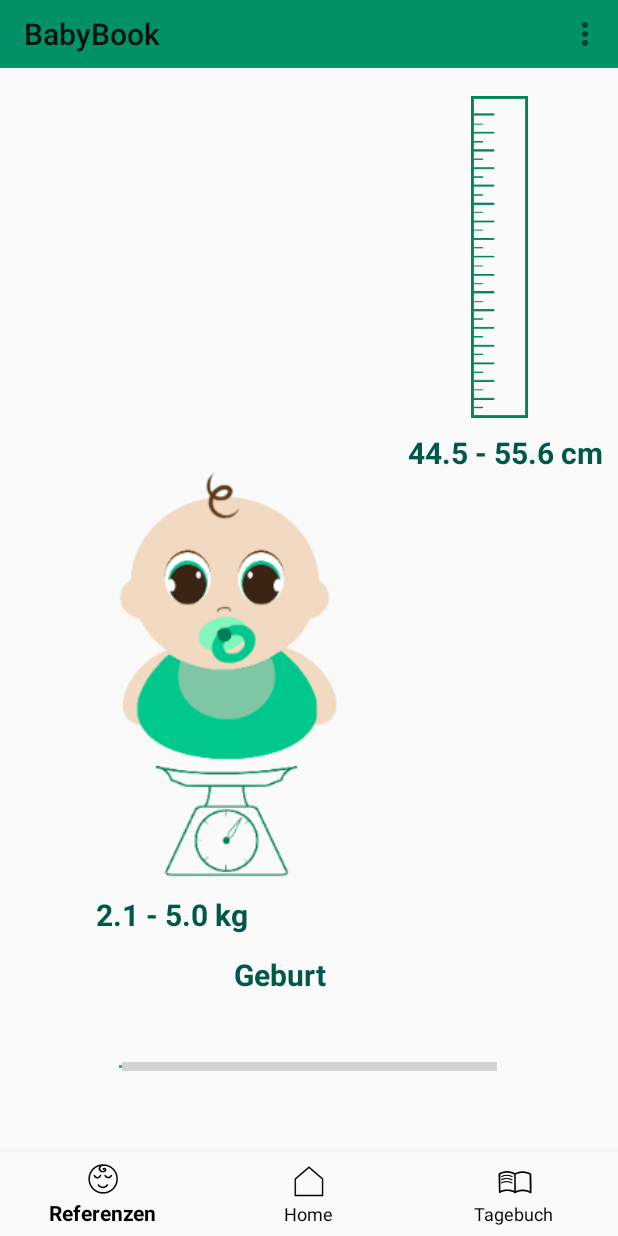
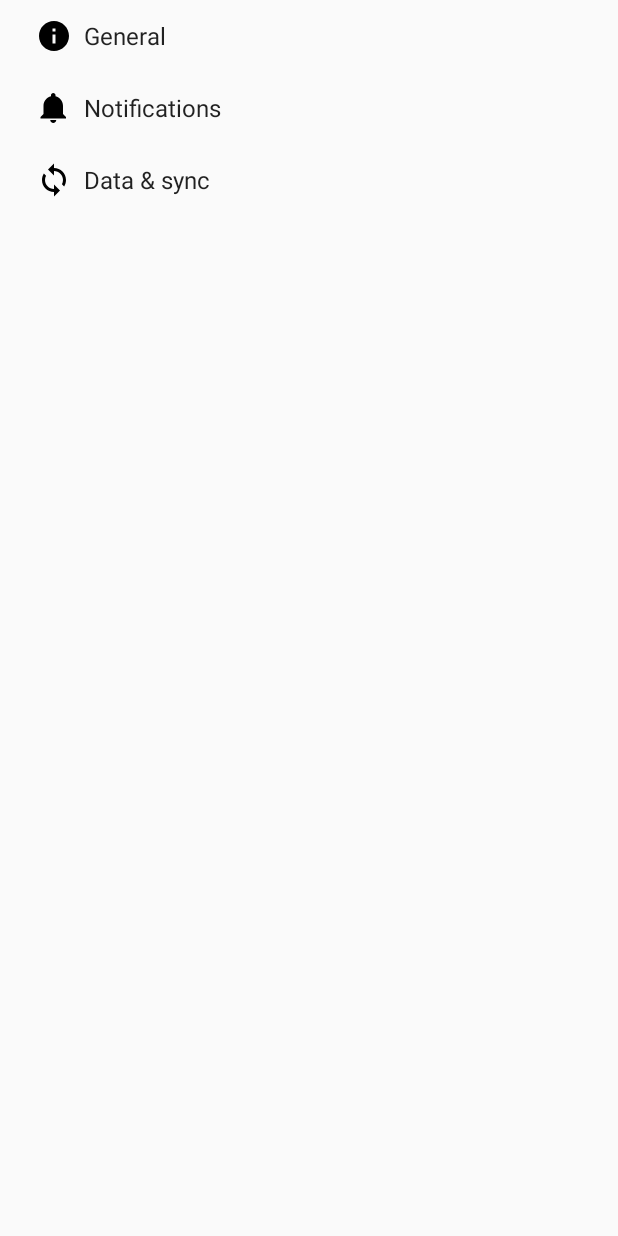
Before and after one commit to KreuzbergerL/BabyBook01, an Android app: the screen it shows after launch (MainActivity before the commit, SettingsActivity after it), in the options menu, after a tap on "Einstellungen", on a phone screen of 412 x 824 dp. Run offline under Robolectric (Android 15) with nearby library versions, the phone set to English and light mode, and no system bars.

Commit message:
SettingsActivity hinzugefügt

```diff
--- a/app/build.gradle
+++ b/app/build.gradle
@@ -26,6 +26,7 @@
     implementation 'com.android.support:design:28.0.0'
     implementation 'com.android.support.constraint:constraint-layout:1.1.3'
     implementation 'com.android.support:support-vector-drawable:28.0.0'
+    implementation 'com.android.support:support-v4:28.0.0'
     testImplementation 'junit:junit:4.12'
     androidTestImplementation 'com.android.support.test:runner:1.0.2'
     androidTestImplementation 'com.android.support.test.espresso:espresso-core:3.0.2'
--- a/app/src/main/AndroidManifest.xml
+++ b/app/src/main/AndroidManifest.xml
@@ -18,8 +18,9 @@
                 <category android:name="android.intent.category.LAUNCHER" />
             </intent-filter>
         </activity>
-
+        <activity
+            android:name=".SettingsActivity"
+            android:label="@string/title_activity_settings"></activity>
     </application>
 
-
 </manifest>
--- /dev/null
+++ b/app/src/main/java/com/example/lukas/bottom_navigation5/AppCompatPreferenceActivity.java
@@ -0,0 +1,109 @@
+package com.example.lukas.bottom_navigation5;
+
+import android.content.res.Configuration;
+import android.os.Bundle;
+import android.preference.PreferenceActivity;
+import android.support.annotation.LayoutRes;
+import android.support.annotation.Nullable;
+import android.support.v7.app.ActionBar;
+import android.support.v7.app.AppCompatDelegate;
+import android.support.v7.widget.Toolbar;
+import android.view.MenuInflater;
+import android.view.View;
+import android.view.ViewGroup;
+
+/**
+ * A {@link android.preference.PreferenceActivity} which implements and proxies the necessary calls
+ * to be used with AppCompat.
+ */
+public abstract class AppCompatPreferenceActivity extends PreferenceActivity {
+
+    private AppCompatDelegate mDelegate;
+
+    @Override
+    protected void onCreate(Bundle savedInstanceState) {
+        getDelegate().installViewFactory();
+        getDelegate().onCreate(savedInstanceState);
+        super.onCreate(savedInstanceState);
+    }
+
+    @Override
+    protected void onPostCreate(Bundle savedInstanceState) {
+        super.onPostCreate(savedInstanceState);
+        getDelegate().onPostCreate(savedInstanceState);
+    }
+
+    public ActionBar getSupportActionBar() {
+        return getDelegate().getSupportActionBar();
+    }
+
+    public void setSupportActionBar(@Nullable Toolbar toolbar) {
+        getDelegate().setSupportActionBar(toolbar);
+    }
+
+    @Override
+    public MenuInflater getMenuInflater() {
+        return getDelegate().getMenuInflater();
+    }
+
+    @Override
+    public void setContentView(@LayoutRes int layoutResID) {
+        getDelegate().setContentView(layoutResID);
+    }
+
+    @Override
+    public void setContentView(View view) {
+        getDelegate().setContentView(view);
+    }
+
+    @Override
+    public void setContentView(View view, ViewGroup.LayoutParams params) {
+        getDelegate().setContentView(view, params);
+    }
+
+    @Override
+    public void addContentView(View view, ViewGroup.LayoutParams params) {
+        getDelegate().addContentView(view, params);
+    }
+
+    @Override
+    protected void onPostResume() {
+        super.onPostResume();
+        getDelegate().onPostResume();
+    }
+
+    @Override
+    protected void onTitleChanged(CharSequence title, int color) {
+        super.onTitleChanged(title, color);
+        getDelegate().setTitle(title);
+    }
+
+    @Override
+    public void onConfigurationChanged(Configuration newConfig) {
+        super.onConfigurationChanged(newConfig);
+        getDelegate().onConfigurationChanged(newConfig);
+    }
+
+    @Override
+    protected void onStop() {
+        super.onStop();
+        getDelegate().onStop();
+    }
+
+    @Override
+    protected void onDestroy() {
+        super.onDestroy();
+        getDelegate().onDestroy();
+    }
+
+    public void invalidateOptionsMenu() {
+        getDelegate().invalidateOptionsMenu();
+    }
+
+    private AppCompatDelegate getDelegate() {
+        if (mDelegate == null) {
+            mDelegate = AppCompatDelegate.create(this, null);
+        }
+        return mDelegate;
+    }
+}
--- a/app/src/main/java/com/example/lukas/bottom_navigation5/MainActivity.java
+++ b/app/src/main/java/com/example/lukas/bottom_navigation5/MainActivity.java
@@ -1,5 +1,6 @@
 package com.example.lukas.bottom_navigation5;
 
+import android.content.Intent;
 import android.os.Bundle;
 import android.support.annotation.NonNull;
 import android.support.design.widget.BottomNavigationView;
@@ -28,16 +29,18 @@
         BottomNavigationView bottomNav = findViewById(R.id.navigation);     //Von mir hinzugefügt
         bottomNav.setOnNavigationItemSelectedListener(navListener);
     }
-
+//---------------------Aufmachen des Einstellungen Buttons beim anklicken
     @Override
     public boolean onCreateOptionsMenu(Menu menu1) {
         MenuInflater inflater = getMenuInflater();
         inflater.inflate(R.menu.menu1, menu1);
         return super.onCreateOptionsMenu(menu1);
     }
-
+//--------------------------------------Aktion beim anklicken von Einstellungen
     @Override
     public boolean onOptionsItemSelected(MenuItem item) {
+       Intent settings = new Intent(this, SettingsActivity.class); //neuer Intent
+       startActivity(settings); //activity aufmachen
         return super.onOptionsItemSelected(item);
     }
 
--- /dev/null
+++ b/app/src/main/res/drawable/ic_info_black_24dp.xml
@@ -0,0 +1,9 @@
+<vector xmlns:android="http://schemas.android.com/apk/res/android"
+    android:width="24dp"
+    android:height="24dp"
+    android:viewportWidth="24.0"
+    android:viewportHeight="24.0">
+    <path
+        android:fillColor="#FF000000"
+        android:pathData="M12,2C6.48,2 2,6.48 2,12s4.48,10 10,10 10,-4.48 10,-10S17.52,2 12,2zm1,15h-2v-6h2v6zm0,-8h-2V7h2v2z" />
+</vector>
--- /dev/null
+++ b/app/src/main/res/drawable/ic_notifications_black_24dp.xml
@@ -0,0 +1,9 @@
+<vector xmlns:android="http://schemas.android.com/apk/res/android"
+    android:width="24dp"
+    android:height="24dp"
+    android:viewportWidth="24.0"
+    android:viewportHeight="24.0">
+    <path
+        android:fillColor="#FF000000"
+        android:pathData="M11.5,22c1.1,0 2,-0.9 2,-2h-4c0,1.1 0.9,2 2,2zm6.5,-6v-5.5c0,-3.07 -2.13,-5.64 -5,-6.32V3.5c0,-0.83 -0.67,-1.5 -1.5,-1.5S10,2.67 10,3.5v0.68c-2.87,0.68 -5,3.25 -5,6.32V16l-2,2v1h17v-1l-2,-2z" />
+</vector>
--- /dev/null
+++ b/app/src/main/res/drawable/ic_sync_black_24dp.xml
@@ -0,0 +1,9 @@
+<vector xmlns:android="http://schemas.android.com/apk/res/android"
+    android:width="24dp"
+    android:height="24dp"
+    android:viewportWidth="24.0"
+    android:viewportHeight="24.0">
+    <path
+        android:fillColor="#FF000000"
+        android:pathData="M12 4V1L8 5l4 4V6c3.31 0 6 2.69 6 6 0 1.01,-.25 1.97,-.7 2.8l1.46 1.46C19.54 15.03 20 13.57 20 12c0,-4.42,-3.58,-8,-8,-8zm0 14c-3.31 0,-6,-2.69,-6,-6 0,-1.01.25,-1.97.7,-2.8L5.24 7.74C4.46 8.97 4 10.43 4 12c0 4.42 3.58 8 8 8v3l4,-4,-4,-4v3z" />
+</vector>
--- a/app/src/main/res/values/strings.xml
+++ b/app/src/main/res/values/strings.xml
@@ -10,4 +10,77 @@
     <string name="string_Geburt">Geburt</string>
     <string name="string_Junge">Junge</string>
     <string name="string_Maedchen">Mädchen</string>
+    <string name="title_activity_settings">Settings</string>
+
+    <!-- Strings related to Settings -->
+
+    <!-- Example General settings -->
+    <string name="pref_header_general">General</string>
+
+    <string name="pref_title_social_recommendations">Enable social recommendations</string>
+    <string name="pref_description_social_recommendations">Recommendations for people to contact
+        based on your message history
+    </string>
+
+    <string name="pref_title_display_name">Display name</string>
+    <string name="pref_default_display_name">John Smith</string>
+
+    <string name="pref_title_add_friends_to_messages">Add friends to messages</string>
+    <string-array name="pref_example_list_titles">
+        <item>Always</item>
+        <item>When possible</item>
+        <item>Never</item>
+    </string-array>
+    <string-array name="pref_example_list_values">
+        <item>1</item>
+        <item>0</item>
+        <item>-1</item>
+    </string-array>
+
+    <!-- Example settings for Data & Sync -->
+    <string name="pref_header_data_sync">Data &amp; sync</string>
+
+    <string name="pref_title_sync_frequency">Sync frequency</string>
+    <string-array name="pref_sync_frequency_titles">
+        <item>15 minutes</item>
+        <item>30 minutes</item>
+        <item>1 hour</item>
+        <item>3 hours</item>
+        <item>6 hours</item>
+        <item>Never</item>
+    </string-array>
+    <string-array name="pref_sync_frequency_values">
+        <item>15</item>
+        <item>30</item>
+        <item>60</item>
+        <item>180</item>
+        <item>360</item>
+        <item>-1</item>
+    </string-array>
+
+    <string-array name="list_preference_entries">
+        <item>Entry 1</item>
+        <item>Entry 2</item>
+        <item>Entry 3</item>
+    </string-array>
+
+    <string-array name="list_preference_entry_values">
+        <item>1</item>
+        <item>2</item>
+        <item>3</item>
+    </string-array>
+
+    <string-array name="multi_select_list_preference_default_value" />
+
+    <string name="pref_title_system_sync_settings">System sync settings</string>
+
+    <!-- Example settings for Notifications -->
+    <string name="pref_header_notifications">Notifications</string>
+
+    <string name="pref_title_new_message_notifications">New message notifications</string>
+
+    <string name="pref_title_ringtone">Ringtone</string>
+    <string name="pref_ringtone_silent">Silent</string>
+
+    <string name="pref_title_vibrate">Vibrate</string>
 </resources>
--- a/app/src/main/res/values/styles.xml
+++ b/app/src/main/res/values/styles.xml
@@ -9,7 +9,7 @@
     </style>
 
     <style name="myCustomPupUpStyle" parent="Theme.AppCompat.Light.NoActionBar">
-        <item name="android:background">@color/white</item>
+        <item name="android:background">@color/green</item>
         <item name="overlapAnchor">false</item>
         <item name="android:dropDownVerticalOffset">-4dp</item>
 
--- /dev/null
+++ b/app/src/main/res/xml/pref_data_sync.xml
@@ -0,0 +1,21 @@
+<PreferenceScreen xmlns:android="http://schemas.android.com/apk/res/android">
+
+    <!-- NOTE: Hide buttons to simplify the UI. Users can touch outside the dialog to
+         dismiss it. -->
+    <!-- NOTE: ListPreference's summary should be set to its value by the activity code. -->
+    <ListPreference
+        android:defaultValue="180"
+        android:entries="@array/pref_sync_frequency_titles"
+        android:entryValues="@array/pref_sync_frequency_values"
+        android:key="sync_frequency"
+        android:negativeButtonText="@null"
+        android:positiveButtonText="@null"
+        android:title="@string/pref_title_sync_frequency" />
+
+    <!-- This preference simply launches an intent when selected. Use this UI sparingly, per
+         design guidelines. -->
+    <Preference android:title="@string/pref_title_system_sync_settings">
+        <intent android:action="android.settings.SYNC_SETTINGS" />
+    </Preference>
+
+</PreferenceScreen>
--- /dev/null
+++ b/app/src/main/res/xml/pref_general.xml
@@ -0,0 +1,33 @@
+<PreferenceScreen xmlns:android="http://schemas.android.com/apk/res/android">
+
+    <SwitchPreference
+        android:defaultValue="true"
+        android:key="example_switch"
+        android:summary="@string/pref_description_social_recommendations"
+        android:title="@string/pref_title_social_recommendations" />
+
+    <!-- NOTE: EditTextPreference accepts EditText attributes. -->
+    <!-- NOTE: EditTextPreference's summary should be set to its value by the activity code. -->
+    <EditTextPreference
+        android:capitalize="words"
+        android:defaultValue="@string/pref_default_display_name"
+        android:inputType="textCapWords"
+        android:key="example_text"
+        android:maxLines="1"
+        android:selectAllOnFocus="true"
+        android:singleLine="true"
+        android:title="@string/pref_title_display_name" />
+
+    <!-- NOTE: Hide buttons to simplify the UI. Users can touch outside the dialog to
+         dismiss it. -->
+    <!-- NOTE: ListPreference's summary should be set to its value by the activity code. -->
+    <ListPreference
+        android:defaultValue="-1"
+        android:entries="@array/pref_example_list_titles"
+        android:entryValues="@array/pref_example_list_values"
+        android:key="example_list"
+        android:negativeButtonText="@null"
+        android:positiveButtonText="@null"
+        android:title="@string/pref_title_add_friends_to_messages" />
+
+</PreferenceScreen>
--- /dev/null
+++ b/app/src/main/res/xml/pref_headers.xml
@@ -0,0 +1,20 @@
+<preference-headers xmlns:android="http://schemas.android.com/apk/res/android">
+
+    <!-- These settings headers are only used on tablets. -->
+
+    <header
+        android:fragment="com.example.lukas.bottom_navigation5.SettingsActivity$GeneralPreferenceFragment"
+        android:icon="@drawable/ic_info_black_24dp"
+        android:title="@string/pref_header_general" />
+
+    <header
+        android:fragment="com.example.lukas.bottom_navigation5.SettingsActivity$NotificationPreferenceFragment"
+        android:icon="@drawable/ic_notifications_black_24dp"
+        android:title="@string/pref_header_notifications" />
+
+    <header
+        android:fragment="com.example.lukas.bottom_navigation5.SettingsActivity$DataSyncPreferenceFragment"
+        android:icon="@drawable/ic_sync_black_24dp"
+        android:title="@string/pref_header_data_sync" />
+
+</preference-headers>
--- /dev/null
+++ b/app/src/main/res/xml/pref_notification.xml
@@ -0,0 +1,27 @@
+<PreferenceScreen xmlns:android="http://schemas.android.com/apk/res/android">
+
+    <!-- A 'parent' preference, which enables/disables child preferences (below)
+         when checked/unchecked. -->
+    <SwitchPreference
+        android:defaultValue="true"
+        android:key="notifications_new_message"
+        android:title="@string/pref_title_new_message_notifications" />
+
+    <!-- Allows the user to choose a ringtone in the 'notification' category. -->
+    <!-- NOTE: This preference will be enabled only when the checkbox above is checked. -->
+    <!-- NOTE: RingtonePreference's summary should be set to its value by the activity code. -->
+    <RingtonePreference
+        android:defaultValue="content://settings/system/notification_sound"
+        android:dependency="notifications_new_message"
+        android:key="notifications_new_message_ringtone"
+        android:ringtoneType="notification"
+        android:title="@string/pref_title_ringtone" />
+
+    <!-- NOTE: This preference will be enabled only when the checkbox above is checked. -->
+    <SwitchPreference
+        android:defaultValue="true"
+        android:dependency="notifications_new_message"
+        android:key="notifications_new_message_vibrate"
+        android:title="@string/pref_title_vibrate" />
+
+</PreferenceScreen>
```
Also changed, not shown: app/src/main/java/com/example/lukas/bottom_navigation5/SettingsActivity.java (added, +254 -0 lines).
